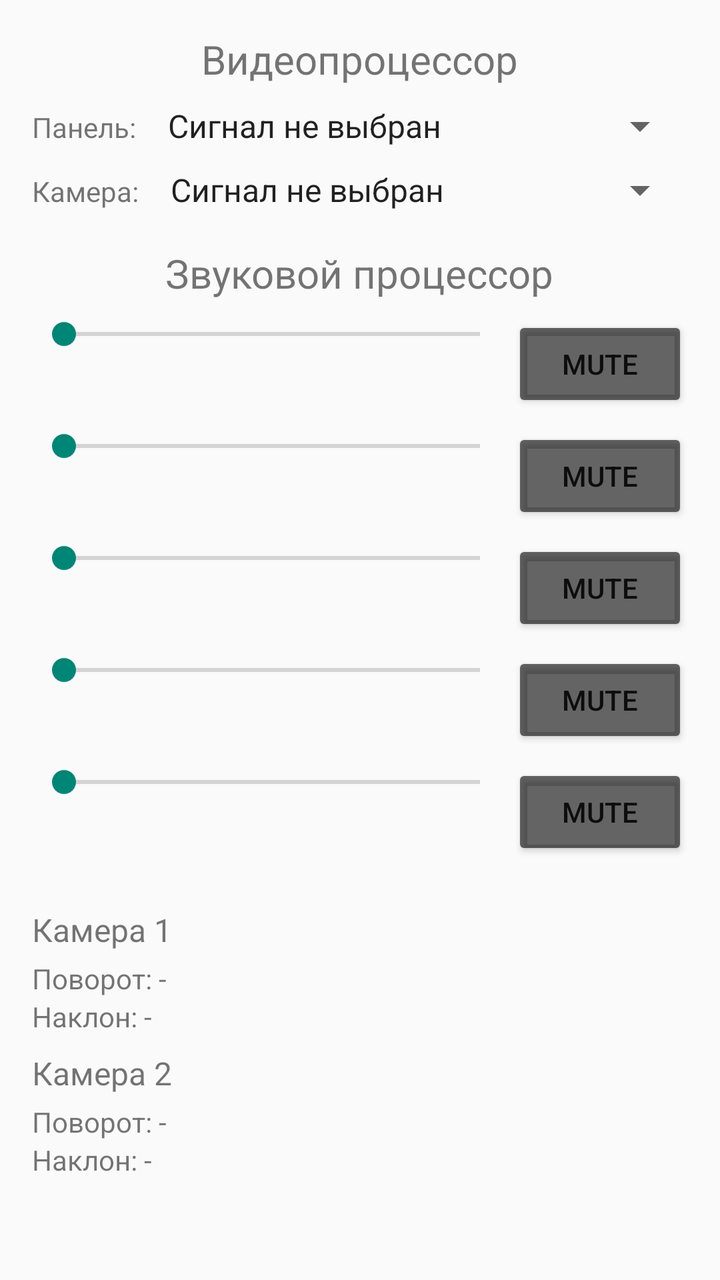
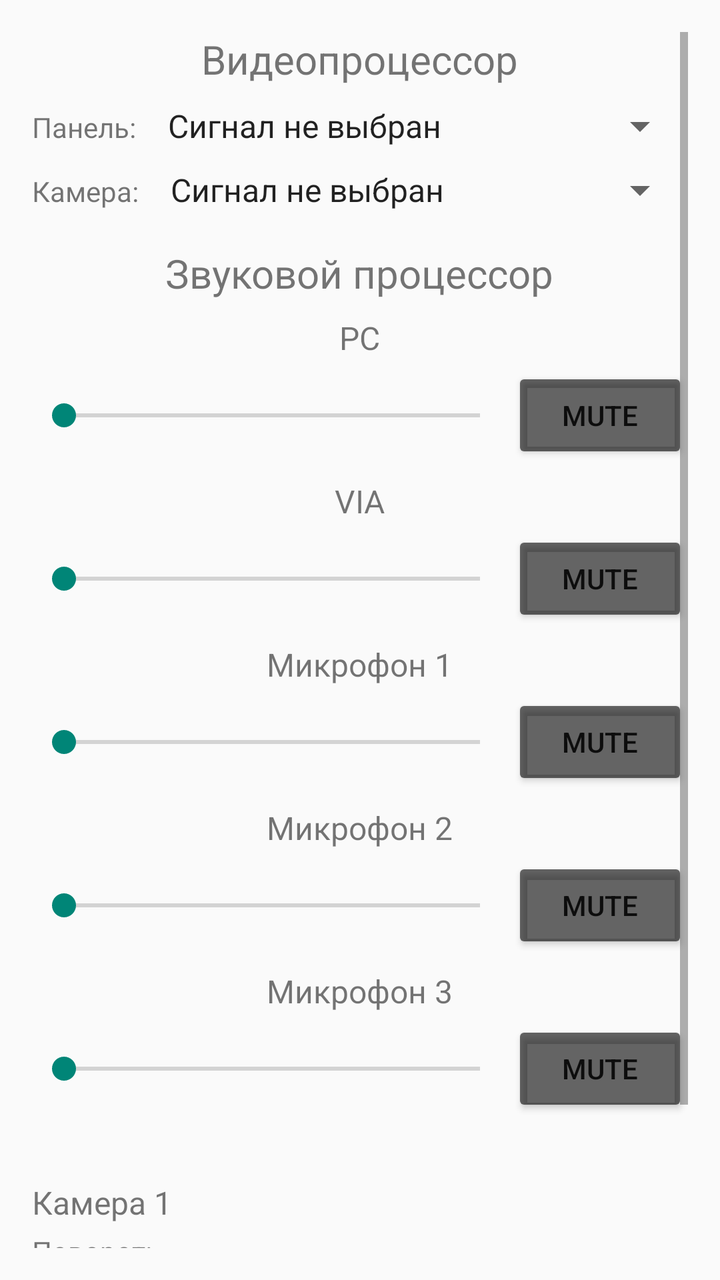

Two renders of the same Android screen: before a commit and after it. Below are the layout's source before the change and the commit's diff.
<!-- AndroidManifest.xml: application theme Theme.AppCompat.Light.DarkActionBar -->
<!-- res/layout/activity_control.xml -->
<?xml version="1.0" encoding="utf-8"?>
<ScrollView xmlns:android="http://schemas.android.com/apk/res/android"
    android:layout_width="match_parent"
    android:layout_height="match_parent"
    android:padding="16dp">

    <LinearLayout
        android:layout_width="match_parent"
        android:layout_height="wrap_content"
        android:orientation="vertical">

        
        <LinearLayout
            android:layout_width="match_parent"
            android:layout_height="wrap_content"
            android:orientation="vertical"
            android:paddingBottom="16dp">

            <TextView
                android:layout_width="wrap_content"
                android:layout_height="wrap_content"
                android:text="Видеопроцессор"
                android:textSize="20sp"
                android:layout_gravity="center_horizontal"
                android:paddingBottom="8dp" />

            
            <LinearLayout
                android:layout_width="match_parent"
                android:layout_height="wrap_content"
                android:orientation="horizontal"
                android:paddingBottom="8dp">

                <TextView
                    android:layout_width="wrap_content"
                    android:layout_height="wrap_content"
                    android:text="Панель:"
                    android:paddingEnd="8dp" />

                <Spinner
                    android:id="@+id/spinner_video_output_panel"
                    android:layout_width="0dp"
                    android:layout_height="wrap_content"
                    android:layout_weight="1"
                    android:prompt="@string/video_input"
                    android:entries="@array/video_inputs" />
            </LinearLayout>

            
            <LinearLayout
                android:layout_width="match_parent"
                android:layout_height="wrap_content"
                android:orientation="horizontal">

                <TextView
                    android:layout_width="wrap_content"
                    android:layout_height="wrap_content"
                    android:text="Камера:"
                    android:paddingEnd="8dp" />

                <Spinner
                    android:id="@+id/spinner_video_output_camera"
                    android:layout_width="0dp"
                    android:layout_height="wrap_content"
                    android:layout_weight="1"
                    android:prompt="@string/video_input"
                    android:entries="@array/video_inputs" />
            </LinearLayout>
        </LinearLayout>

        
        <LinearLayout
            android:layout_width="match_parent"
            android:layout_height="wrap_content"
            android:orientation="vertical"
            android:paddingBottom="16dp">

            <TextView
                android:layout_width="wrap_content"
                android:layout_height="wrap_content"
                android:text="Звуковой процессор"
                android:textSize="20sp"
                android:layout_gravity="center_horizontal"
                android:paddingBottom="8dp" />

            
            <LinearLayout
                android:layout_width="match_parent"
                android:layout_height="wrap_content"
                android:orientation="horizontal"
                android:paddingBottom="8dp">

                <SeekBar
                    android:id="@+id/seekBar_volume_pc"
                    android:layout_width="0dp"
                    android:layout_height="wrap_content"
                    android:layout_weight="1"
                    android:max="100" />

                <Button
                    android:id="@+id/button_mute_pc"
                    android:layout_width="wrap_content"
                    android:layout_height="wrap_content"
                    android:text="MUTE"
                    android:backgroundTint="?attr/colorControlNormal" />
            </LinearLayout>

            
            <LinearLayout
                android:layout_width="match_parent"
                android:layout_height="wrap_content"
                android:orientation="horizontal"
                android:paddingBottom="8dp">

                <SeekBar
                    android:id="@+id/seekBar_volume_via"
                    android:layout_width="0dp"
                    android:layout_height="wrap_content"
                    android:layout_weight="1"
                    android:max="100" />

                <Button
                    android:id="@+id/button_mute_via"
                    android:layout_width="wrap_content"
                    android:layout_height="wrap_content"
                    android:text="MUTE"
                    android:backgroundTint="?attr/colorControlNormal" />
            </LinearLayout>

            
            <LinearLayout
                android:layout_width="match_parent"
                android:layout_height="wrap_content"
                android:orientation="horizontal"
                android:paddingBottom="8dp">

                <SeekBar
                    android:id="@+id/seekBar_volume_microphone_1"
                    android:layout_width="0dp"
                    android:layout_height="wrap_content"
                    android:layout_weight="1"
                    android:max="100" />

                <Button
                    android:id="@+id/button_mute_microphone_1"
                    android:layout_width="wrap_content"
                    android:layout_height="wrap_content"
                    android:text="MUTE"
                    android:backgroundTint="?attr/colorControlNormal" />
            </LinearLayout>

            
            <LinearLayout
                android:layout_width="match_parent"
                android:layout_height="wrap_content"
                android:orientation="horizontal"
                android:paddingBottom="8dp">

                <SeekBar
                    android:id="@+id/seekBar_volume_microphone_2"
                    android:layout_width="0dp"
                    android:layout_height="wrap_content"
                    android:layout_weight="1"
                    android:max="100" />

                <Button
                    android:id="@+id/button_mute_microphone_2"
                    android:layout_width="wrap_content"
                    android:layout_height="wrap_content"
                    android:text="MUTE"
                    android:backgroundTint="?attr/colorControlNormal" />
            </LinearLayout>

            
            <LinearLayout
                android:layout_width="match_parent"
                android:layout_height="wrap_content"
                android:orientation="horizontal">

                <SeekBar
                    android:id="@+id/seekBar_volume_microphone_3"
                    android:layout_width="0dp"
                    android:layout_height="wrap_content"
                    android:layout_weight="1"
                    android:max="100" />

                <Button
                    android:id="@+id/button_mute_microphone_3"
                    android:layout_width="wrap_content"
                    android:layout_height="wrap_content"
                    android:text="MUTE"
                    android:backgroundTint="?attr/colorControlNormal" />
            </LinearLayout>
        </LinearLayout>

        
        <TextView
            android:layout_width="wrap_content"
            android:layout_height="wrap_content"
            android:text="Камера 1"
            android:textSize="16sp"
            android:paddingTop="8dp"
            android:paddingBottom="4dp" />

        <TextView
            android:id="@+id/camera_1_pan_value"
            android:layout_width="wrap_content"
            android:layout_height="wrap_content"
            android:text="Поворот: -"
            android:textSize="14sp" />

        <TextView
            android:id="@+id/camera_1_tilt_value"
            android:layout_width="wrap_content"
            android:layout_height="wrap_content"
            android:text="Наклон: -"
            android:textSize="14sp" />

        <TextView
            android:layout_width="wrap_content"
            android:layout_height="wrap_content"
            android:text="Камера 2"
            android:textSize="16sp"
            android:paddingTop="8dp"
            android:paddingBottom="4dp" />

        <TextView
            android:id="@+id/camera_2_pan_value"
            android:layout_width="wrap_content"
            android:layout_height="wrap_content"
            android:text="Поворот: -"
            android:textSize="14sp" />

        <TextView
            android:id="@+id/camera_2_tilt_value"
            android:layout_width="wrap_content"
            android:layout_height="wrap_content"
            android:text="Наклон: -"
            android:textSize="14sp" />
    </LinearLayout>
</ScrollView>
<!-- resources referenced by this layout -->
<resources>
  <string-array name="video_inputs">
          <item>Сигнал не выбран</item> 
          <item>VIA</item>
          <item>PC</item>
          <item>Камера 1</item>
          <item>Камера 2</item>
      </string-array>
  <string name="video_input">Выберите вход</string>
</resources>

<!-- the commit's change to res/layout/activity_control.xml (unified diff, before → after) -->
@@ -83,114 +83,212 @@
                 android:layout_gravity="center_horizontal"
                 android:paddingBottom="8dp" />
 
-            
-            <LinearLayout
-                android:layout_width="match_parent"
-                android:layout_height="wrap_content"
-                android:orientation="horizontal"
-                android:paddingBottom="8dp">
-
-                <SeekBar
-                    android:id="@+id/seekBar_volume_pc"
-                    android:layout_width="0dp"
-                    android:layout_height="wrap_content"
-                    android:layout_weight="1"
-                    android:max="100" />
-
-                <Button
-                    android:id="@+id/button_mute_pc"
-                    android:layout_width="wrap_content"
-                    android:layout_height="wrap_content"
-                    android:text="MUTE"
-                    android:backgroundTint="?attr/colorControlNormal" />
-            </LinearLayout>
-
-            
-            <LinearLayout
-                android:layout_width="match_parent"
-                android:layout_height="wrap_content"
-                android:orientation="horizontal"
-                android:paddingBottom="8dp">
-
-                <SeekBar
-                    android:id="@+id/seekBar_volume_via"
-                    android:layout_width="0dp"
-                    android:layout_height="wrap_content"
-                    android:layout_weight="1"
-                    android:max="100" />
-
-                <Button
-                    android:id="@+id/button_mute_via"
-                    android:layout_width="wrap_content"
-                    android:layout_height="wrap_content"
-                    android:text="MUTE"
-                    android:backgroundTint="?attr/colorControlNormal" />
-            </LinearLayout>
-
-            
-            <LinearLayout
-                android:layout_width="match_parent"
-                android:layout_height="wrap_content"
-                android:orientation="horizontal"
-                android:paddingBottom="8dp">
-
-                <SeekBar
-                    android:id="@+id/seekBar_volume_microphone_1"
-                    android:layout_width="0dp"
-                    android:layout_height="wrap_content"
-                    android:layout_weight="1"
-                    android:max="100" />
-
-                <Button
-                    android:id="@+id/button_mute_microphone_1"
-                    android:layout_width="wrap_content"
-                    android:layout_height="wrap_content"
-                    android:text="MUTE"
-                    android:backgroundTint="?attr/colorControlNormal" />
-            </LinearLayout>
-
-            
-            <LinearLayout
-                android:layout_width="match_parent"
-                android:layout_height="wrap_content"
-                android:orientation="horizontal"
-                android:paddingBottom="8dp">
-
-                <SeekBar
-                    android:id="@+id/seekBar_volume_microphone_2"
-                    android:layout_width="0dp"
-                    android:layout_height="wrap_content"
-                    android:layout_weight="1"
-                    android:max="100" />
-
-                <Button
-                    android:id="@+id/button_mute_microphone_2"
-                    android:layout_width="wrap_content"
-                    android:layout_height="wrap_content"
-                    android:text="MUTE"
-                    android:backgroundTint="?attr/colorControlNormal" />
-            </LinearLayout>
-
-            
-            <LinearLayout
-                android:layout_width="match_parent"
-                android:layout_height="wrap_content"
-                android:orientation="horizontal">
-
-                <SeekBar
-                    android:id="@+id/seekBar_volume_microphone_3"
-                    android:layout_width="0dp"
-                    android:layout_height="wrap_content"
-                    android:layout_weight="1"
-                    android:max="100" />
-
-                <Button
-                    android:id="@+id/button_mute_microphone_3"
-                    android:layout_width="wrap_content"
-                    android:layout_height="wrap_content"
-                    android:text="MUTE"
-                    android:backgroundTint="?attr/colorControlNormal" />
-            </LinearLayout>
+
+
+                
+                <LinearLayout
+                    android:layout_width="match_parent"
+                    android:layout_height="wrap_content"
+                    android:orientation="vertical"
+                    android:paddingBottom="8dp">
+
+                    
+                    <TextView
+                        android:layout_width="wrap_content"
+                        android:layout_height="wrap_content"
+                        android:text="PC"
+                        android:textSize="16sp"
+                        android:layout_gravity="center_horizontal"
+                        android:paddingBottom="4dp" />
+
+                    
+                    <LinearLayout
+                        android:layout_width="match_parent"
+                        android:layout_height="wrap_content"
+                        android:orientation="horizontal">
+
+                        
+                        <SeekBar
+                            android:id="@+id/seekBar_volume_pc"
+                            android:layout_width="0dp"
+                            android:layout_height="wrap_content"
+                            android:layout_weight="1"
+                            android:max="100"
+                            android:layout_gravity="center_vertical" />
+
+                        
+                        <Button
+                            android:id="@+id/button_mute_pc"
+                            android:layout_width="wrap_content"
+                            android:layout_height="wrap_content"
+                            android:text="MUTE"
+                            android:backgroundTint="?attr/colorControlNormal" />
+                    </LinearLayout>
+                </LinearLayout>
+
+                
+                <LinearLayout
+                    android:layout_width="match_parent"
+                    android:layout_height="wrap_content"
+                    android:orientation="vertical"
+                    android:paddingBottom="8dp">
+
+                    
+                    <TextView
+                        android:layout_width="wrap_content"
+                        android:layout_height="wrap_content"
+                        android:text="VIA"
+                        android:textSize="16sp"
+                        android:layout_gravity="center_horizontal"
+                        android:paddingBottom="4dp" />
+
+                    
+                    <LinearLayout
+                        android:layout_width="match_parent"
+                        android:layout_height="wrap_content"
+                        android:orientation="horizontal">
+
+                        
+                        <SeekBar
+                            android:id="@+id/seekBar_volume_via"
+                            android:layout_width="0dp"
+                            android:layout_height="wrap_content"
+                            android:layout_weight="1"
+                            android:max="100"
+                            android:layout_gravity="center_vertical" />
+
+                        
+                        <Button
+                            android:id="@+id/button_mute_via"
+                            android:layout_width="wrap_content"
+                            android:layout_height="wrap_content"
+                            android:text="MUTE"
+                            android:backgroundTint="?attr/colorControlNormal" />
+                    </LinearLayout>
+                </LinearLayout>
+
+                
+                <LinearLayout
+                    android:layout_width="match_parent"
+                    android:layout_height="wrap_content"
+                    android:orientation="vertical"
+                    android:paddingBottom="8dp">
+
+                    
+                    <TextView
+                        android:layout_width="wrap_content"
+                        android:layout_height="wrap_content"
+                        android:text="Микрофон 1"
+                        android:textSize="16sp"
+                        android:layout_gravity="center_horizontal"
+                        android:paddingBottom="4dp" />
+
+                    
+                    <LinearLayout
+                        android:layout_width="match_parent"
+                        android:layout_height="wrap_content"
+                        android:orientation="horizontal">
+
+                        
+                        <SeekBar
+                            android:id="@+id/seekBar_volume_microphone_1"
+                            android:layout_width="0dp"
+                            android:layout_height="wrap_content"
+                            android:layout_weight="1"
+                            android:max="100"
+                            android:layout_gravity="center_vertical" />
+
+                        
+                        <Button
+                            android:id="@+id/button_mute_microphone_1"
+                            android:layout_width="wrap_content"
+                            android:layout_height="wrap_content"
+                            android:text="MUTE"
+                            android:backgroundTint="?attr/colorControlNormal" />
+                    </LinearLayout>
+                </LinearLayout>
+
+                
+                <LinearLayout
+                    android:layout_width="match_parent"
+                    android:layout_height="wrap_content"
+                    android:orientation="vertical"
+                    android:paddingBottom="8dp">
+
+                    
+                    <TextView
+                        android:layout_width="wrap_content"
+                        android:layout_height="wrap_content"
+                        android:text="Микрофон 2"
+                        android:textSize="16sp"
+                        android:layout_gravity="center_horizontal"
+                        android:paddingBottom="4dp" />
+
+                    
+                    <LinearLayout
+                        android:layout_width="match_parent"
+                        android:layout_height="wrap_content"
+                        android:orientation="horizontal">
+
+                        
+                        <SeekBar
+                            android:id="@+id/seekBar_volume_microphone_2"
+                            android:layout_width="0dp"
+                            android:layout_height="wrap_content"
+                            android:layout_weight="1"
+                            android:max="100"
+                            android:layout_gravity="center_vertical" />
+
+                        
+                        <Button
+                            android:id="@+id/button_mute_microphone_2"
+                            android:layout_width="wrap_content"
+                            android:layout_height="wrap_content"
+                            android:text="MUTE"
+                            android:backgroundTint="?attr/colorControlNormal" />
+                    </LinearLayout>
+                </LinearLayout>
+
+                
+                <LinearLayout
+                    android:layout_width="match_parent"
+                    android:layout_height="wrap_content"
+                    android:orientation="vertical"
+                    android:paddingBottom="8dp">
+
+                    
+                    <TextView
+                        android:layout_width="wrap_content"
+                        android:layout_height="wrap_content"
+                        android:text="Микрофон 3"
+                        android:textSize="16sp"
+                        android:layout_gravity="center_horizontal"
+                        android:paddingBottom="4dp" />
+
+                    
+                    <LinearLayout
+                        android:layout_width="match_parent"
+                        android:layout_height="wrap_content"
+                        android:orientation="horizontal">
+
+                        
+                        <SeekBar
+                            android:id="@+id/seekBar_volume_microphone_3"
+                            android:layout_width="0dp"
+                            android:layout_height="wrap_content"
+                            android:layout_weight="1"
+                            android:max="100"
+                            android:layout_gravity="center_vertical" />
+
+                        
+                        <Button
+                            android:id="@+id/button_mute_microphone_3"
+                            android:layout_width="wrap_content"
+                            android:layout_height="wrap_content"
+                            android:text="MUTE"
+                            android:backgroundTint="?attr/colorControlNormal" />
+                    </LinearLayout>
+                </LinearLayout>
         </LinearLayout>
 
         
